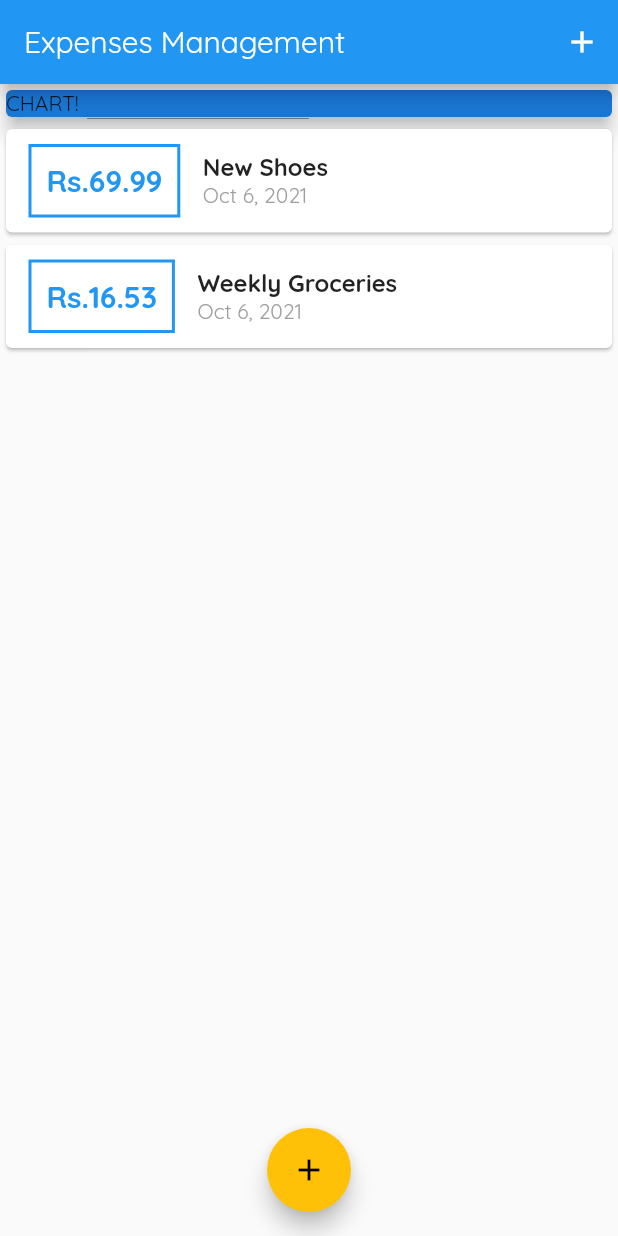
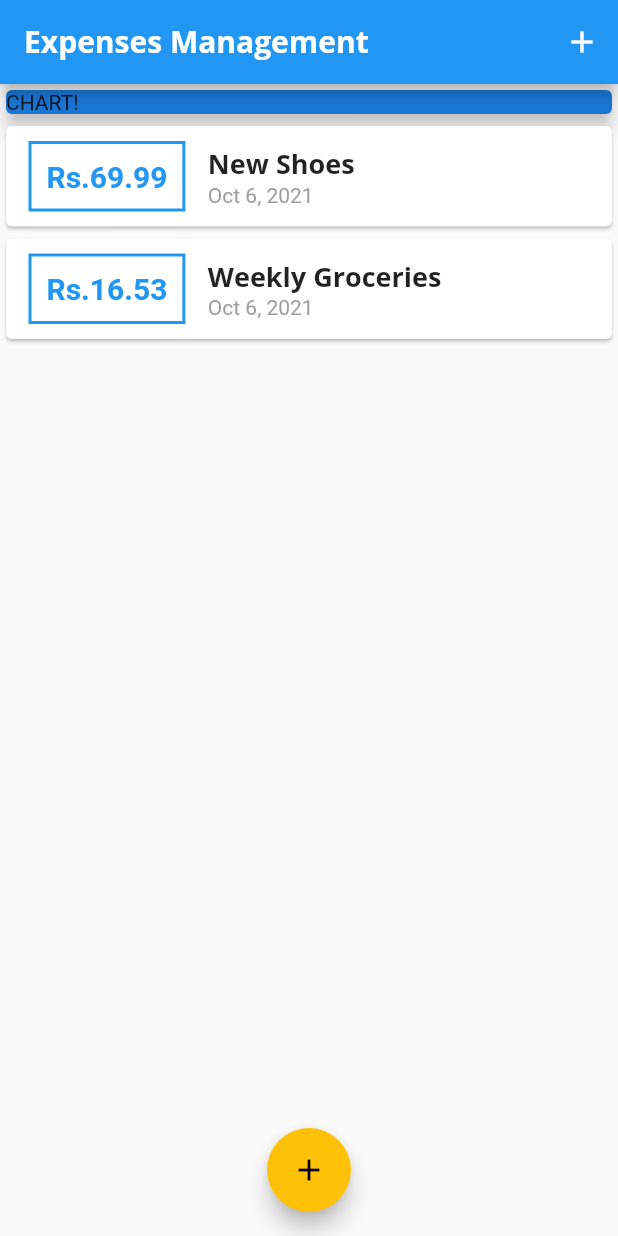
Before and after one commit to LakithaDM/BudgetApp, a Flutter app: the screen it shows after launch, on a phone screen of 412 x 824 dp. Run offline on Flutter 3.47's test engine with Material 2 defaults, Android fonts, the light colour scheme and no system bars.

Commit message:
Configure font weights & sizes

```diff
--- a/budjetapp/lib/main.dart
+++ b/budjetapp/lib/main.dart
@@ -15,6 +15,20 @@ class MyApp extends StatelessWidget {
         primarySwatch: Colors.blue,
         accentColor: Colors.amber,
         fontFamily: 'Quicksand',
+        textTheme: ThemeData.light().textTheme.copyWith(
+              headline6: TextStyle(
+                fontFamily: 'OpenSans',
+                fontWeight: FontWeight.bold,
+                fontSize: 18,
+              ),
+            ),
+        appBarTheme: AppBarTheme(
+            textTheme: ThemeData.light().textTheme.copyWith(
+                    headline6: TextStyle(
+                  fontFamily: 'OpenSans',
+                  fontSize: 20,
+                  fontWeight: FontWeight.bold,
+                ))),
       ),
       home: MyHomePage(),
     );
@@ -74,7 +88,10 @@ class _MyHomePageState extends State<MyHomePage> {
   Widget build(BuildContext context) {
     return Scaffold(
       appBar: AppBar(
-        title: Text('Expenses Management'),
+        title: Text(
+          'Expenses Management',
+          style: TextStyle(fontFamily: 'OpenSans'),
+        ),
         actions: <Widget>[
           IconButton(
             icon: Icon(Icons.add),
--- a/budjetapp/lib/widgets/transaction_list.dart
+++ b/budjetapp/lib/widgets/transaction_list.dart
@@ -43,11 +43,8 @@ class TransactionList extends StatelessWidget {
                   children: <Widget>[
                     Text(
                       transactions[index].title,
-                      style: TextStyle(
-                        fontSize: 16,
-                        fontWeight: FontWeight.bold,
+                      style: Theme.of(context).textTheme.headline6,
                       ),
-                    ),
                     Text(
                       DateFormat.yMMMd().format(transactions[index].date),
                       style: TextStyle(
```
